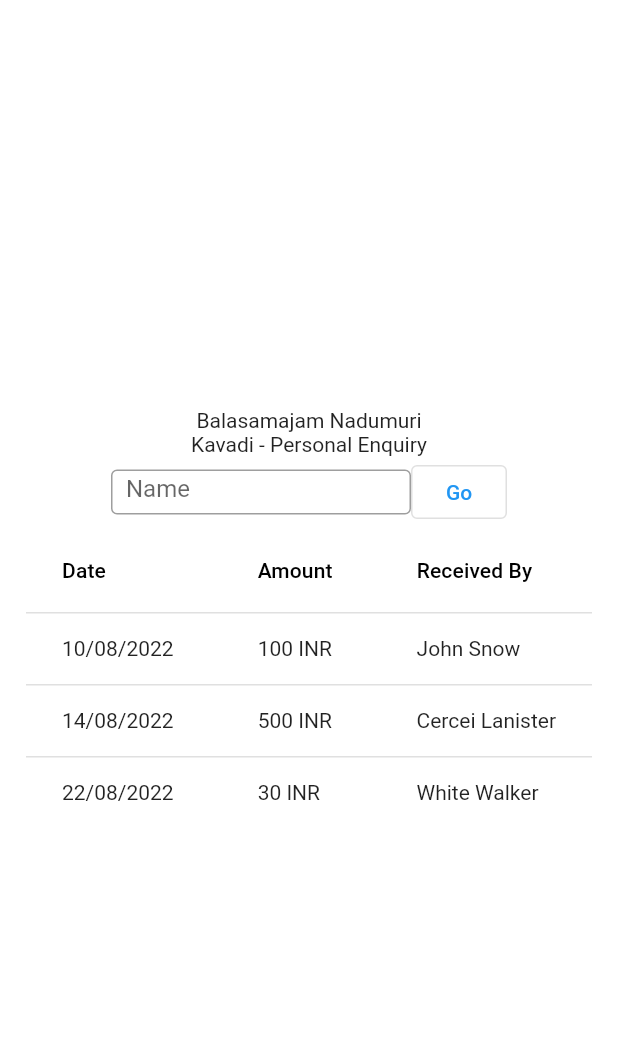
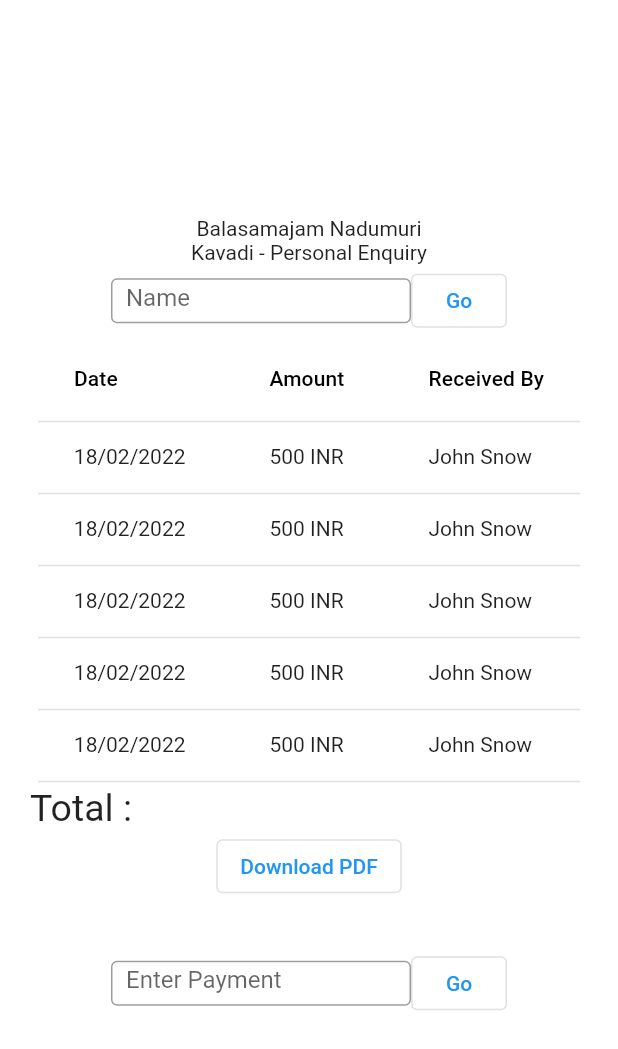
Before and after one commit to JishnuThazhath/balasamajam, a Flutter app: the PersonEnquiry screen opened by its route, on a phone screen of 412 x 824 dp. Shown: the top 1049 px of the screen. Run offline on Flutter 3.47's test engine with Material 2 defaults, Android fonts, the phone set to English and light mode, and no system bars; Roboto replaces fonts that are missing (Georgia, Trueno).

Commit message:
Jishnu | Modified the flow. Added more screens

```diff
--- /dev/null
+++ b/lib/components/table_component.dart
@@ -0,0 +1,46 @@
+import 'package:flutter/material.dart';
+
+class TableComponent extends StatefulWidget {
+  List<String> headers;
+  List<List<String>> data;
+  TableComponent({super.key, required this.headers, required this.data});
+
+  @override
+  State<TableComponent> createState() => _TableComponentState();
+}
+
+class _TableComponentState extends State<TableComponent> {
+  @override
+  Widget build(BuildContext context) {
+    return createDataTable(widget.headers, widget.data);
+  }
+}
+
+SingleChildScrollView createDataTable(
+    List<String> headers, List<List<String>> data) {
+  List<DataColumn> columnHeaders = [];
+  List<DataRow> rows = [];
+
+  for (String header in headers) {
+    columnHeaders.add(DataColumn(label: Text(header)));
+  }
+
+  for (List<String> row in data) {
+    DataRow dataRow = DataRow(cells: []);
+
+    for (String cell in row) {
+      DataCell dataCell = DataCell(Text(cell));
+      dataRow.cells.add(dataCell);
+    }
+
+    rows.add(dataRow);
+  }
+
+  return SingleChildScrollView(
+    scrollDirection: Axis.vertical,
+    child: DataTable(
+      columns: columnHeaders,
+      rows: rows,
+    ),
+  );
+}
--- /dev/null
+++ b/lib/data/person_enquiry.dart/person_enquiry.dart
@@ -0,0 +1,8 @@
+class PersonEnquiry {
+  DateTime dateTime;
+  double amount;
+  String receivedBy;
+
+  PersonEnquiry(
+      {required this.dateTime, required this.amount, required this.receivedBy});
+}
--- /dev/null
+++ b/lib/data/person_enquiry.dart/person_enquiry_data.dart
@@ -0,0 +1,5 @@
+import 'package:balasamajam/data/person_enquiry.dart/person_enquiry.dart';
+
+List<PersonEnquiry> getPersonEnquirydata() {
+  return [];
+}
--- a/lib/routes.dart
+++ b/lib/routes.dart
@@ -1,5 +1,6 @@
 import 'package:balasamajam/screens/enquiry/person_enquiry.dart';
 import 'package:balasamajam/screens/home/home_screen.dart';
+import 'package:balasamajam/screens/kavadi/kavadi_home.dart';
 import 'package:balasamajam/screens/login/login.dart';
 import 'package:balasamajam/screens/splash/splash_screen.dart';
 import 'package:flutter/material.dart';
@@ -9,4 +10,5 @@ Map<String, WidgetBuilder> routes = {
   LoginScreen.routeName: ((context) => LoginScreen()),
   HomeScreen.routeName: (context) => const HomeScreen(),
   PersonEnquiry.routeName: (context) => PersonEnquiry(),
+  KavadiHome.routeName: (context) => const KavadiHome(),
 };
--- a/lib/screens/enquiry/person_enquiry.dart
+++ b/lib/screens/enquiry/person_enquiry.dart
@@ -1,3 +1,4 @@
+import 'package:balasamajam/components/table_component.dart';
 import 'package:flutter/material.dart';
 
 class PersonEnquiry extends StatelessWidget {
@@ -30,36 +31,65 @@ class PersonEnquiry extends StatelessWidget {
                 ),
               ),
             ),
-            OutlinedButton(onPressed: () => {}, child: const Text("Go")),
+            OutlinedButton(onPressed: () {}, child: const Text("Go")),
           ]),
-          Container(
-            child: DataTable(
-              columns: [
-                DataColumn(label: Text("Date")),
-                DataColumn(label: Text("Amount")),
-                DataColumn(label: Text("Received By")),
-              ],
-              rows: [
-                DataRow(cells: [
-                  DataCell(Text("10/08/2022")),
-                  DataCell(Text("100 INR")),
-                  DataCell(Text("John Snow")),
-                ]),
-                DataRow(cells: [
-                  DataCell(Text("14/08/2022")),
-                  DataCell(Text("500 INR")),
-                  DataCell(Text("Cercei Lanister")),
-                ]),
-                DataRow(cells: [
-                  DataCell(Text("22/08/2022")),
-                  DataCell(Text("30 INR")),
-                  DataCell(Text("White Walker")),
-                ])
-              ],
+          SizedBox(
+            height: 300,
+            child: TableComponent(
+              headers: _getHeaders(),
+              data: _getData(),
             ),
-          )
+          ),
+          const Align(
+            alignment: Alignment.centerLeft,
+            child: Padding(
+              padding: EdgeInsets.only(left: 20.0),
+              child: Text(
+                "Total : ",
+                style: TextStyle(fontSize: 25.0),
+              ),
+            ),
+          ),
+          OutlinedButton(onPressed: () {}, child: const Text("Download PDF")),
+          const SizedBox(
+            height: 30,
+          ),
+          Row(
+            mainAxisAlignment: MainAxisAlignment.center,
+            children: [
+              SizedBox(
+                width: 200,
+                height: 30,
+                child: TextField(
+                  controller: searchController,
+                  decoration: const InputDecoration(
+                    border: OutlineInputBorder(),
+                    hintText: 'Enter Payment',
+                    contentPadding: EdgeInsets.all(10),
+                  ),
+                ),
+              ),
+              OutlinedButton(onPressed: () {}, child: const Text("Go")),
+            ],
+          ),
         ],
       )),
     );
   }
+
+  List<String> _getHeaders() {
+    return ["Date", "Amount", "Received By"];
+  }
+
+  List<List<String>> _getData() {
+    return [
+      ["18/02/2022", "500 INR", "John Snow"],
+      ["18/02/2022", "500 INR", "John Snow"],
+      ["18/02/2022", "500 INR", "John Snow"],
+      ["18/02/2022", "500 INR", "John Snow"],
+      ["18/02/2022", "500 INR", "John Snow"],
+      ["18/02/2022", "500 INR", "John Snow"],
+      ["18/02/2022", "500 INR", "John Snow"]
+    ];
+  }
 }
--- a/lib/screens/splash/splash_screen.dart
+++ b/lib/screens/splash/splash_screen.dart
@@ -10,7 +10,7 @@ class SplashScreen extends StatelessWidget {
   Widget build(BuildContext context) {
     // Splash screen should wait for sometime and load the login screen
     Future.delayed(
-        const Duration(seconds: 5),
+        const Duration(seconds: 3),
         () => {
               Navigator.pushNamedAndRemoveUntil(
                   context, LoginScreen.routeName, (route) => false)
```
Also changed, not shown: lib/main.dart (+5 -4 lines), lib/screens/home/home_screen.dart (+12 -14 lines), lib/screens/kavadi/kavadi_home.dart (added, +33 -0 lines), lib/screens/login/login.dart (+14 -12 lines).
